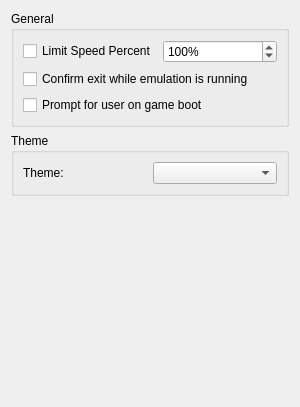
The window that src/yuzu/configuration/configure_general.ui (Hedges/yuzu) describes before a commit, drawn with Qt 5.
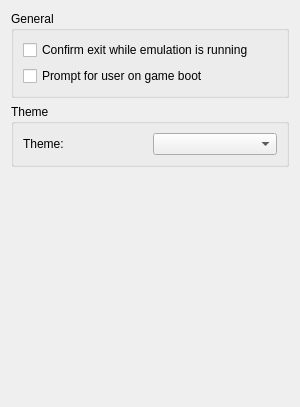
The same window after the commit.

Commit message: Disable assert on unimplemented ioctl. Restore old config as .h files do not match updated .ui files.

```diff
--- a/src/yuzu/configuration/configure_general.ui
+++ b/src/yuzu/configuration/configure_general.ui
@@ -24,33 +24,6 @@
        <layout class="QHBoxLayout" name="GeneralHorizontalLayout">
         <item>
          <layout class="QVBoxLayout" name="GeneralVerticalLayout">
-          <item>
-           <layout class="QHBoxLayout" name="horizontalLayout_2">
-            <item>
-             <widget class="QCheckBox" name="toggle_frame_limit">
-              <property name="text">
-               <string>Limit Speed Percent</string>
-              </property>
-             </widget>
-            </item>
-            <item>
-             <widget class="QSpinBox" name="frame_limit">
-              <property name="suffix">
-               <string>%</string>
-              </property>
-              <property name="minimum">
-               <number>1</number>
-              </property>
-              <property name="maximum">
-               <number>9999</number>
-              </property>
-              <property name="value">
-               <number>100</number>
-              </property>
-             </widget>
-            </item>
-           </layout>
-          </item>
           <item>
            <widget class="QCheckBox" name="toggle_check_exit">
             <property name="text">
```
The commit also changes 4 other files.
